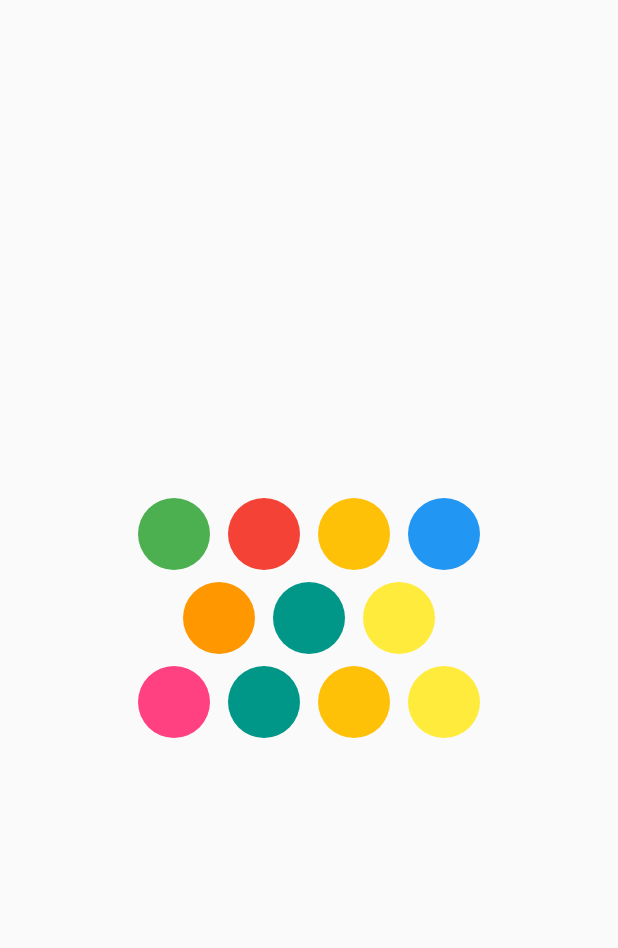
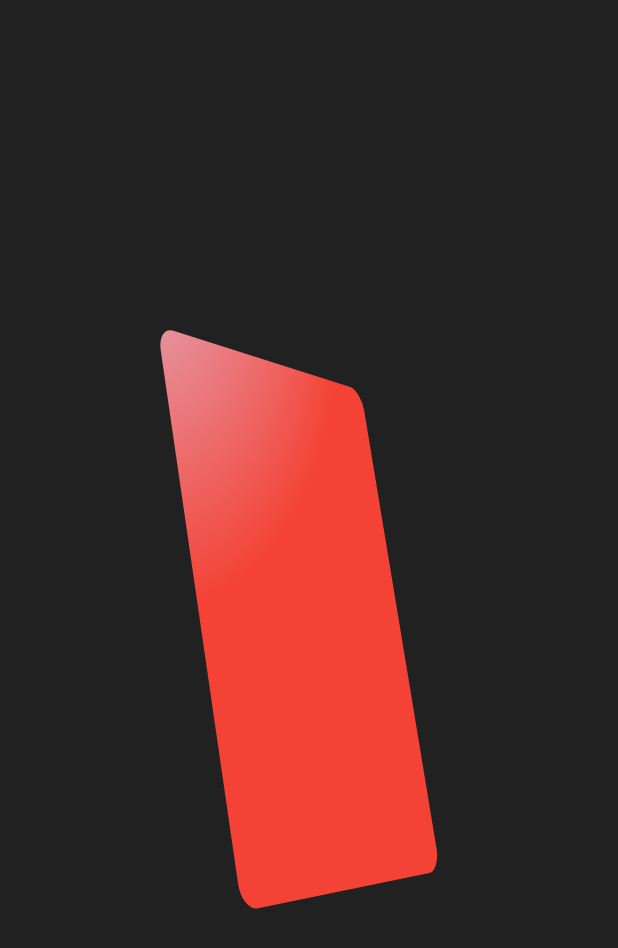
Before and after one commit to MinwooRowan/FlutterAnimationStudy, a Flutter app: the screen it shows after launch, on a phone screen of 412 x 824 dp. Shown: the top 948 px of the screen. Run offline on Flutter 3.47's test engine with Material 2 defaults, Android fonts, the phone set to English and light mode, and no system bars.

Commit message:
3d rotate Animation

```diff
--- a/lib/main.dart
+++ b/lib/main.dart
@@ -1,3 +1,5 @@
+import 'package:animation_study/rotate_3d_animation.dart';
+import 'package:animation_study/rotate_3d_animation_by_scroll.dart';
 import 'package:animation_study/size_animation.dart';
 import 'package:flutter/material.dart';
 
@@ -12,7 +14,7 @@ class MainApp extends StatelessWidget {
   Widget build(BuildContext context) {
     return const MaterialApp(
       home: Scaffold(
-        body: SizeAnimation(),
+        body: Rotate3DAnimation(),
       ),
     );
   }
--- /dev/null
+++ b/lib/rotate_3d_animation.dart
@@ -0,0 +1,88 @@
+import 'package:flutter/material.dart';
+
+class Rotate3DAnimation extends StatefulWidget {
+  const Rotate3DAnimation({super.key});
+
+  @override
+  State<Rotate3DAnimation> createState() => _Rotate3DAnimationState();
+}
+
+class _Rotate3DAnimationState extends State<Rotate3DAnimation>
+    with TickerProviderStateMixin {
+  late final AnimationController _cardRotateController;
+
+  double initialDrag = 0.0;
+
+  @override
+  void initState() {
+    super.initState();
+    _cardRotateController = AnimationController(
+      vsync: this,
+      duration: const Duration(seconds: 1),
+      lowerBound: -1.0,
+      upperBound: 1.5,
+    )..addListener(() {
+        setState(() {}); // 상태 업데이트를 위해 추가된 리스너
+      });
+  }
+
+  @override
+  Widget build(BuildContext context) {
+    return GestureDetector(
+      onVerticalDragStart: (details) {
+        initialDrag = details.localPosition.dx;
+      },
+      onVerticalDragUpdate: (details) {
+        double difference = details.localPosition.dx - initialDrag;
+        double fractionDifference = -difference / context.size!.width; // 여기를 변경
+        _cardRotateController.value = fractionDifference;
+      },
+      onVerticalDragEnd: (details) {
+        _cardRotateController.animateTo(0,
+            duration: const Duration(milliseconds: 200));
+      },
+      child: Scaffold(
+        backgroundColor: Colors.black87,
+        body: Center(
+          child: AnimatedBuilder(
+            animation: Tween<double>(begin: -1.6, end: 1.5)
+                .animate(_cardRotateController),
+            builder: (context, child) {
+              return Transform(
+                transform: Matrix4.identity()
+                  ..setEntry(3, 2, 0.001)
+                  ..rotateZ(-30)
+                  ..rotateY(0.15)
+                  ..rotateX(_cardRotateController.value),
+                alignment: Alignment.center,
+                child: Container(
+                  width: 360,
+                  height: 240,
+                  decoration: BoxDecoration(
+                    color: Colors.indigo,
+                    gradient: RadialGradient(
+                      radius: 1.3,
+                      colors: const [
+                        Color.fromARGB(255, 217, 220, 255),
+                        Colors.red,
+                      ],
+                      center: Alignment(_cardRotateController.value - 0.7,
+                          -_cardRotateController.value + 0.7),
+                    ),
+                    borderRadius: BorderRadius.circular(16),
+                  ),
+                ),
+              );
+            },
+          ),
+        ),
+      ),
+    );
+  }
+
+  @override
+  void dispose() {
+    _cardRotateController.dispose();
+    super.dispose();
+  }
+}
--- a/lib/size_animation.dart
+++ b/lib/size_animation.dart
@@ -5,7 +5,8 @@ class SizeAnimation extends StatelessWidget {
 
   @override
   Widget build(BuildContext context) {
-    return const Center(
+    return const Scaffold(
+      body: Center(
         child: SingleChildScrollView(
           scrollDirection: Axis.horizontal,
           child: Column(
@@ -48,28 +49,8 @@ class SizeAnimation extends StatelessWidget {
                   CircleWidget(color: Colors.yellow),
                 ],
               ),
-            // Padding(
-            //   padding: EdgeInsets.only(left: 48),
-            //   child: Row(
-            //     mainAxisAlignment: MainAxisAlignment.spaceBetween,
-            //     children: [
-            // CircleWidget(color: Colors.red),
-            // CircleWidget(color: Colors.amber),
-            // CircleWidget(color: Colors.blue),
-            // CircleWidget(color: Colors.green),
-            //     ],
-            //   ),
-            // ),
-            // Row(
-            //   mainAxisAlignment: MainAxisAlignment.spaceBetween,
-            //   children: [
-            //     CircleWidget(color: Colors.red),
-            //     CircleWidget(color: Colors.amber),
-            //     CircleWidget(color: Colors.blue),
-            //     CircleWidget(color: Colors.green),
-            //   ],
-            // ),
             ],
+          ),
         ),
       ),
     );
```
Also changed, not shown: lib/rotate_3d_animation_by_scroll.dart (added, +73 -0 lines). Lines whose indentation alone changed are shown as unchanged.
